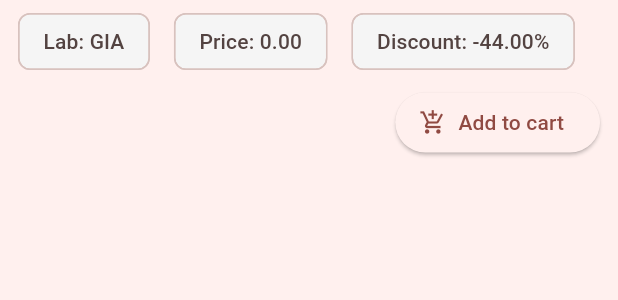
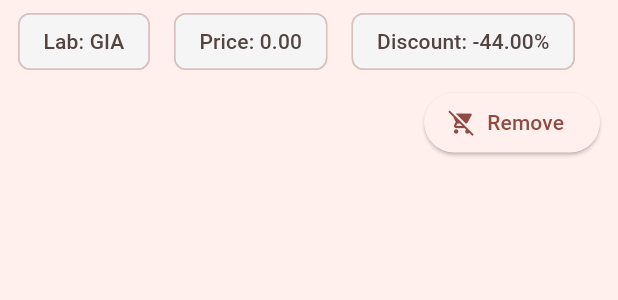
Before and after one commit to sakshamsri4/diamond_kgk_app, a Flutter app: the DiamondItemCard widget shown alone on an empty page, opened directly with sample values from the repository, after a tap on "Add to cart", on a phone screen of 412 x 824 dp. Shown: the part 149-449 px from the top of the screen. Run offline on Flutter 3.47's test engine with Material 3 defaults, Android fonts, the phone set to English and light mode, and no system bars; our stand-ins replace bloc, equatable, flutter_bloc, get_it, go_router, hive and 1 more; accounts and stored records are empty.

Commit message:
Update ResultsPage to use CartIconWithBadge for cart navigation; enhance DiamondItemCard to check cart status using CartBloc and update item addition/removal logic.

```diff
--- a/lib/presentation/screens/results_page.dart
+++ b/lib/presentation/screens/results_page.dart
@@ -1,4 +1,5 @@
 import 'package:diamond_kgk_app/bloc/filter/filter_event.dart';
+import 'package:diamond_kgk_app/presentation/widgets/cart_icon_with_badge.dart';
 import 'package:diamond_kgk_app/presentation/widgets/diamond_item_card.dart';
 import 'package:flutter/material.dart';
 import 'package:flutter_bloc/flutter_bloc.dart';
@@ -30,7 +31,7 @@ class _ResultsPageState extends State<ResultsPage> {
         actions: [
           // Cart icon to navigate to cart page if needed
           IconButton(
-            icon: const Icon(Icons.shopping_cart),
+            icon: CartIconWithBadge(),
             onPressed: () {
               // Go to cart
               context.push('/cart');
--- a/lib/presentation/widgets/diamond_item_card.dart
+++ b/lib/presentation/widgets/diamond_item_card.dart
@@ -1,5 +1,8 @@
+import 'package:diamond_kgk_app/bloc/cart/cart_bloc.dart';
+import 'package:diamond_kgk_app/bloc/cart/cart_event.dart';
 import 'package:diamond_kgk_app/data/models/diamond_model.dart';
 import 'package:flutter/material.dart';
+import 'package:flutter_bloc/flutter_bloc.dart';
 
 class DiamondItemCard extends StatelessWidget {
   final DiamondModel diamond;
@@ -9,7 +12,8 @@ class DiamondItemCard extends StatelessWidget {
   @override
   Widget build(BuildContext context) {
     // We can read from a CartBloc or a CartService to see if this diamond is in cart
-    final bool isInCart = false;
+    final cartItems = context.watch<CartBloc>().state.cartItems;
+    final isInCart = cartItems.any((d) => d.lotId == diamond.lotId);
     // In a real app, you might do:
     // final isInCart = context.select((CartBloc bloc) => bloc.state.contains(diamond));
 
@@ -77,9 +81,11 @@ class DiamondItemCard extends StatelessWidget {
                   label: Text(isInCart ? 'Remove' : 'Add to cart'),
                   onPressed: () {
                     if (isInCart) {
-                      // context.read<CartBloc>().add(RemoveFromCart(diamond));
+                      context.read<CartBloc>().add(
+                        RemoveFromCartEvent(diamond.lotId),
+                      );
                     } else {
-                      // context.read<CartBloc>().add(AddToCart(diamond));
+                      context.read<CartBloc>().add(AddToCartEvent(diamond));
                     }
                   },
                 ),
```
